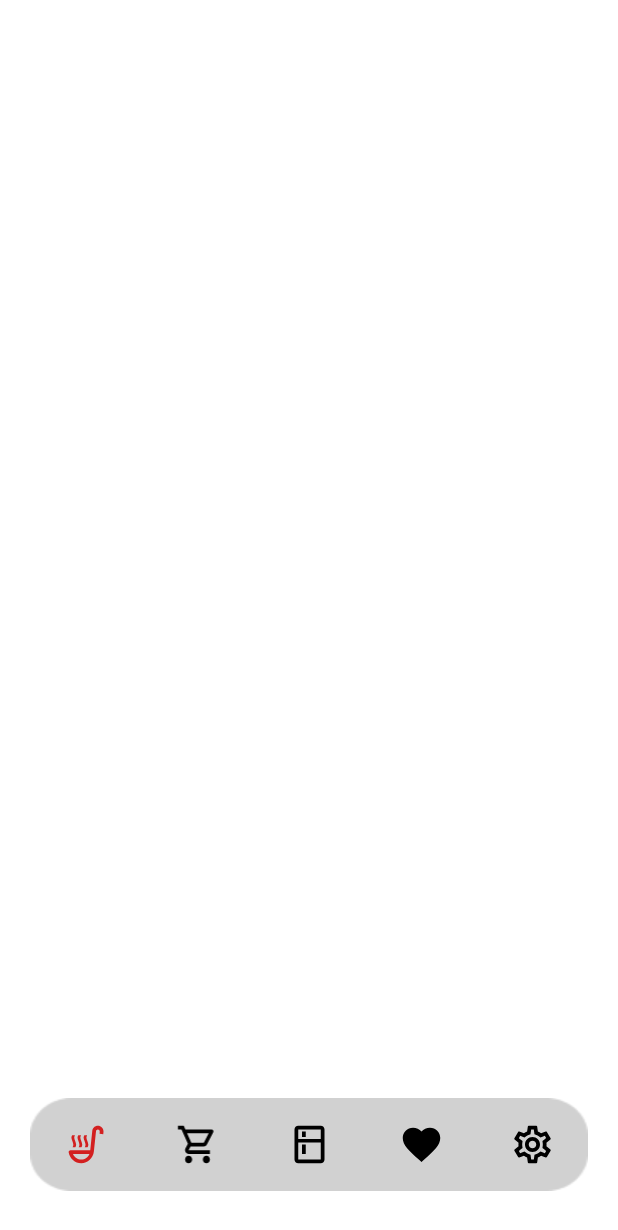
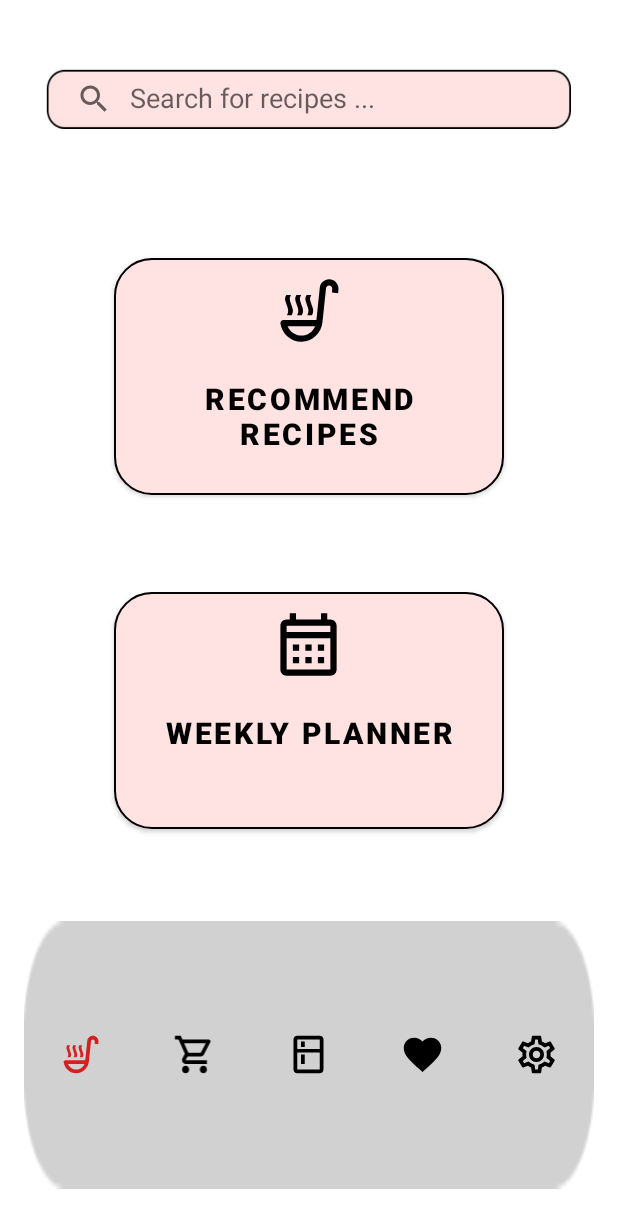
Before and after one commit to RuveydaBilir/Recipeasy, an Android app: the layout activity_main.xml on its own in the app's theme, with its tools: preview values and no code run, on a phone screen of 412 x 824 dp. Shown: the top 1230 px of the screen. Run offline under Robolectric (Android 15) with nearby library versions, the light colour scheme and no system bars.

Commit message:
Main page
main page is created

```diff
--- /dev/null
+++ b/app/src/main/res/drawable/weekly_planner_icon.xml
@@ -0,0 +1,5 @@
+<vector android:height="24dp" android:tint="#000000"
+    android:viewportHeight="24" android:viewportWidth="24"
+    android:width="24dp" xmlns:android="http://schemas.android.com/apk/res/android">
+    <path android:fillColor="@android:color/white" android:pathData="M19,4h-1V2h-2v2H8V2H6v2H5C3.89,4 3.01,4.9 3.01,6L3,20c0,1.1 0.89,2 2,2h14c1.1,0 2,-0.9 2,-2V6C21,4.9 20.1,4 19,4zM19,20H5V10h14V20zM19,8H5V6h14V8zM9,14H7v-2h2V14zM13,14h-2v-2h2V14zM17,14h-2v-2h2V14zM9,18H7v-2h2V18zM13,18h-2v-2h2V18zM17,18h-2v-2h2V18z"/>
+</vector>
--- a/app/src/main/res/layout/activity_main.xml
+++ b/app/src/main/res/layout/activity_main.xml
@@ -1,29 +1,92 @@
 <?xml version="1.0" encoding="utf-8"?>
-<RelativeLayout xmlns:android="http://schemas.android.com/apk/res/android"
+<RelativeLayout
+    xmlns:android="http://schemas.android.com/apk/res/android"
+    xmlns:tools="http://schemas.android.com/tools"
+    android:id="@+id/settings_page"
     xmlns:app="http://schemas.android.com/apk/res-auto"
-    xmlns:tools="http://schemas.android.com/tools"
-    android:id="@+id/container"
     android:layout_width="match_parent"
     android:layout_height="match_parent"
-    android:paddingTop="?attr/actionBarSize"
-    tools:context=".MainActivity"
-    >
+    android:paddingLeft="@dimen/activity_horizontal_margin"
+    android:paddingTop="@dimen/activity_vertical_margin"
+    android:paddingRight="@dimen/activity_horizontal_margin"
+    android:paddingBottom="@dimen/activity_vertical_margin"
+    tools:context=".SettingsActivity">
+
+
+    <androidx.appcompat.widget.SearchView
+        android:id="@+id/main_search"
+        android:layout_width="350dp"
+        android:layout_height="40dp"
+        android:layout_marginTop="30dp"
+        app:queryHint="Search for recipes ..."
+        app:iconifiedByDefault="false"
+        android:layout_centerHorizontal="true"
+        android:background="@drawable/search_view_background"
+
+        />
+
+    <com.google.android.material.button.MaterialButton
+        android:id="@+id/recommend_recipes_button"
+        android:layout_width="260dp"
+        android:layout_height="170dp"
+        android:layout_centerHorizontal="true"
+        android:layout_alignParentTop="true"
+        android:paddingTop="10dp"
+        android:gravity="center|top"
+        android:backgroundTint="@color/acik_pembe"
+        app:strokeColor="@color/black"
+        app:strokeWidth="1dp"
+        android:text="Recommend Recipes"
+        android:textColor="@color/black"
+        android:textSize="20dp"
+        android:textStyle="bold"
+        app:icon="@drawable/recipe_icon"
+        app:iconPadding="20dp"
+        app:iconTint="@color/black"
+        app:iconSize="50dp"
+        app:iconGravity="top"
+        android:layout_marginBottom="15dp"
+        android:layout_marginTop="150dp"
+        app:cornerRadius="25dp"
+
+    />
+
+    <com.google.android.material.button.MaterialButton
+        android:id="@+id/weekly_planner_button"
+        android:layout_width="260dp"
+        android:layout_height="170dp"
+        android:layout_below="@+id/recommend_recipes_button"
+        android:layout_centerHorizontal="true"
+        android:layout_marginTop="37dp"
+        android:backgroundTint="@color/acik_pembe"
+        app:strokeColor="@color/black"
+        app:strokeWidth="1dp"
+        android:gravity="center|top"
+        android:paddingTop="10dp"
+        android:text="Weekly Planner"
+        android:textColor="@color/black"
+        android:textSize="20dp"
+        android:textStyle="bold"
+        app:icon="@drawable/weekly_planner_icon"
+        app:iconPadding="20dp"
+        app:iconTint="@color/black"
+        app:iconSize="50dp"
+        app:iconGravity="top"
+        app:cornerRadius="25dp" />
 
     <com.google.android.material.bottomnavigation.BottomNavigationView
+        android:id="@+id/bottom_nav_view"
         android:layout_width="match_parent"
         android:layout_height="wrap_content"
-        android:id="@+id/bottom_nav_view"
         android:layout_alignParentBottom="true"
+        android:layout_marginBottom="15dp"
+        android:layout_marginTop="55dp"
         android:background="@drawable/nav_bar_background"
-        android:layout_marginEnd="20dp"
-        android:layout_marginStart="20dp"
-        android:layout_marginBottom="30dp"
-        android:layout_marginTop="30dp"
         android:elevation="2dp"
+        app:itemIconSize="30dp"
+        app:itemIconTint="@drawable/bottom_nav_selector"
+        app:labelVisibilityMode="unlabeled"
+        android:layout_below="@+id/weekly_planner_button"
         app:menu="@menu/bottom_nav_menu"
-        app:itemIconSize="30dp"
-        app:labelVisibilityMode="unlabeled"
-        app:itemIconTint="@drawable/bottom_nav_selector"
         />
-
 </RelativeLayout>
```
Also changed, not shown: app/src/main/AndroidManifest.xml (+7 -6 lines), app/src/main/java/com/example/recipeasy/MainActivity.java (+29 -16 lines), app/src/main/res/layout/fragment_dashboard.xml (deleted, +0 -22 lines), app/src/main/res/layout/fragment_home.xml (deleted, +0 -22 lines), app/src/main/res/layout/fragment_notifications.xml (deleted, +0 -22 lines), app/src/main/res/navigation/mobile_navigation.xml (deleted, +0 -25 lines), app/src/main/res/drawable/main_activity_button_bg.png (added), app/src/main/res/drawable/search_view_background.png (added).
